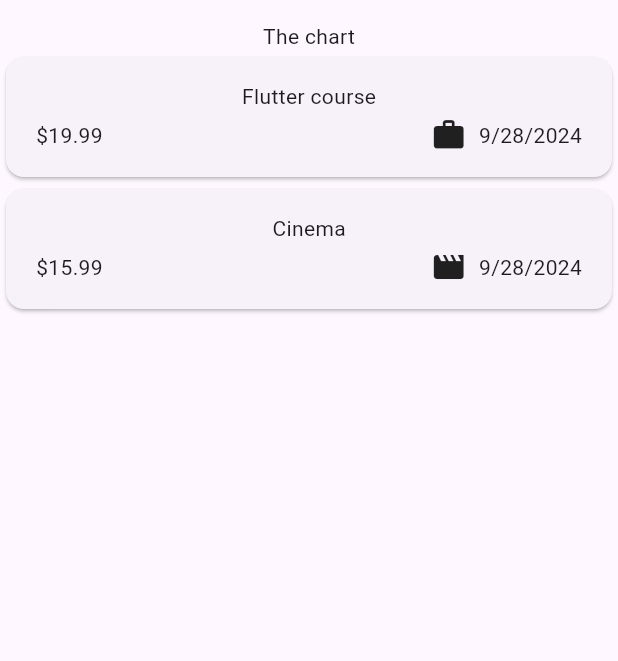
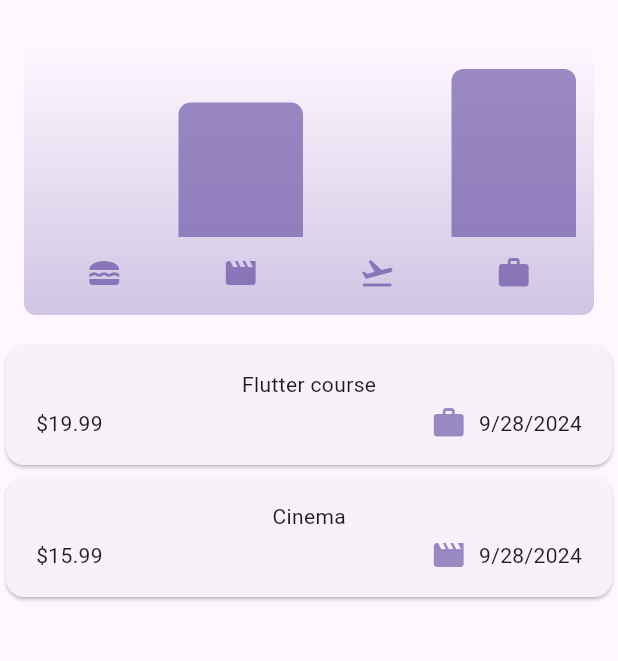
Before and after one commit to lukovskiy541/flutter-courses-projects, a Flutter app: the screen it shows after launch, on a phone screen of 412 x 824 dp, the part 63-724 px from its top. Run offline on Flutter 3.47's test engine with Material 3 defaults, Android fonts, the light colour scheme and no system bars; our stand-ins replace google_fonts.

Commit message:
expense_tracker fin

```diff
--- a/expense_tracker/lib/models/expense.dart
+++ b/expense_tracker/lib/models/expense.dart
@@ -33,3 +33,28 @@ class Expense {
     return formatter.format(date);
   }
 }
+
+class ExpenseBucket {
+  const ExpenseBucket({
+    required this.category,
+    required this.expenses,
+  });
+
+  ExpenseBucket.forCategory(List<Expense> allExpenses, this.category)
+      : expenses = allExpenses
+            .where((expense) => expense.category == category)
+            .toList();
+
+  final Category category;
+  final List<Expense> expenses;
+
+  double get totalExpenses {
+    double sum = 0;
+
+    for (final expense in expenses) {
+      sum += expense.amount;
+    }
+
+    return sum;
+  }
+}
--- /dev/null
+++ b/expense_tracker/lib/widgets/chart/chart.dart
@@ -0,0 +1,95 @@
+import 'package:flutter/material.dart';
+
+import 'package:expense_tracker/widgets/chart/chart_bar.dart';
+import 'package:expense_tracker/models/expense.dart';
+
+class Chart extends StatelessWidget {
+  const Chart({super.key, required this.expenses});
+
+  final List<Expense> expenses;
+
+  List<ExpenseBucket> get buckets {
+    return [
+      ExpenseBucket.forCategory(expenses, Category.food),
+      ExpenseBucket.forCategory(expenses, Category.leisure),
+      ExpenseBucket.forCategory(expenses, Category.travel),
+      ExpenseBucket.forCategory(expenses, Category.work),
+    ];
+  }
+
+  double get maxTotalExpense {
+    double maxTotalExpense = 0;
+
+    for (final bucket in buckets) {
+      if (bucket.totalExpenses > maxTotalExpense) {
+        maxTotalExpense = bucket.totalExpenses;
+      }
+    }
+
+    return maxTotalExpense;
+  }
+
+  @override
+  Widget build(BuildContext context) {
+    final isDarkMode =
+        MediaQuery.of(context).platformBrightness == Brightness.dark;
+    return Container(
+      margin: const EdgeInsets.all(16),
+      padding: const EdgeInsets.symmetric(
+        vertical: 16,
+        horizontal: 8,
+      ),
+      width: double.infinity,
+      height: 180,
+      decoration: BoxDecoration(
+        borderRadius: BorderRadius.circular(8),
+        gradient: LinearGradient(
+          colors: [
+            Theme.of(context).colorScheme.primary.withOpacity(0.3),
+            Theme.of(context).colorScheme.primary.withOpacity(0.0)
+          ],
+          begin: Alignment.bottomCenter,
+          end: Alignment.topCenter,
+        ),
+      ),
+      child: Column(
+        children: [
+          Expanded(
+            child: Row(
+              crossAxisAlignment: CrossAxisAlignment.end,
+              children: [
+                for (final bucket in buckets)
+                  ChartBar(
+                    fill: bucket.totalExpenses == 0
+                        ? 0
+                        : bucket.totalExpenses / maxTotalExpense,
+                  )
+              ],
+            ),
+          ),
+          const SizedBox(height: 12),
+          Row(
+            children: buckets
+                .map(
+                  (bucket) => Expanded(
+                    child: Padding(
+                      padding: const EdgeInsets.symmetric(horizontal: 4),
+                      child: Icon(
+                        categoryItems[bucket.category],
+                        color: isDarkMode
+                            ? Theme.of(context).colorScheme.secondary
+                            : Theme.of(context)
+                                .colorScheme
+                                .primary
+                                .withOpacity(0.7),
+                      ),
+                    ),
+                  ),
+                )
+                .toList(),
+          )
+        ],
+      ),
+    );
+  }
+}
--- /dev/null
+++ b/expense_tracker/lib/widgets/chart/chart_bar.dart
@@ -0,0 +1,34 @@
+import 'package:flutter/material.dart';
+
+class ChartBar extends StatelessWidget {
+  const ChartBar({
+    super.key,
+    required this.fill,
+  });
+
+  final double fill;
+
+  @override
+  Widget build(BuildContext context) {
+    final isDarkMode =
+        MediaQuery.of(context).platformBrightness == Brightness.dark;
+    return Expanded(
+      child: Padding(
+        padding: const EdgeInsets.symmetric(horizontal: 4),
+        child: FractionallySizedBox(
+          heightFactor: fill,
+          child: DecoratedBox(
+            decoration: BoxDecoration(
+              shape: BoxShape.rectangle,
+              borderRadius:
+                  const BorderRadius.vertical(top: Radius.circular(8)),
+              color: isDarkMode
+                  ? Theme.of(context).colorScheme.secondary
+                  : Theme.of(context).colorScheme.primary.withOpacity(0.65),
+            ),
+          ),
+        ),
+      ),
+    );
+  }
+}
--- a/expense_tracker/lib/widgets/expenses.dart
+++ b/expense_tracker/lib/widgets/expenses.dart
@@ -1,5 +1,6 @@
 // ignore_for_file: prefer_const_constructors, prefer_const_literals_to_create_immutables
 
+import 'package:expense_tracker/widgets/chart/chart.dart';
 import 'package:expense_tracker/widgets/expenses_list/new_expense.dart';
 import 'package:flutter/material.dart';
 import 'package:expense_tracker/models/expense.dart';
@@ -27,17 +28,54 @@ class _ExpensesState extends State<Expenses> {
       category: Category.leisure,
     ),
   ];
+  void _addExpense(Expense expense) {
+    setState(() {
+      _registeredExpenses.add(expense);
+    });
+  }
+
+  void _removeExpense(Expense expense) {
+    final expenseIndex = _registeredExpenses.indexOf(expense);
+    setState(() {
+      _registeredExpenses.remove(expense);
+    });
+    ScaffoldMessenger.of(context).showSnackBar(SnackBar(
+      content: Text('Expense deleted.'),
+      duration: Duration(seconds: 3),
+      action: SnackBarAction(
+        label: 'Undo',
+        onPressed: () {
+          setState(() {
+            _registeredExpenses.insert(expenseIndex, expense);
+          });
+        },
+      ),
+    ));
+  }
 
   void _openAddExpenseOverlay() {
     showModalBottomSheet(
+        useSafeArea: true,
+        isScrollControlled: true,
         context: context,
         builder: (ctx) {
-          return NewExpense();
+          return NewExpense(onAddExopense: _addExpense);
         });
   }
 
   @override
   Widget build(BuildContext context) {
+    var width = MediaQuery.of(context).size.width;
+    var height = MediaQuery.of(context).size.height;
+    Widget mainContent = Center(
+      child: Text('No expenses found. Start adding some!'),
+    );
+    if (_registeredExpenses.isNotEmpty) {
+      mainContent = ExpensesList(
+        expenses: _registeredExpenses,
+        onRemoveExopense: _removeExpense,
+      );
+    }
     return Scaffold(
       appBar: AppBar(
         title: Text('Expense Tracker'),
@@ -45,12 +83,19 @@ class _ExpensesState extends State<Expenses> {
           IconButton(onPressed: _openAddExpenseOverlay, icon: Icon(Icons.add))
         ],
       ),
-      body: Column(
-        children: [
-          Text('The chart'),
-          Expanded(child: ExpensesList(expenses: _registeredExpenses))
-        ],
-      ),
+      body: width < height
+          ? Column(
+              children: [
+                Chart(expenses: _registeredExpenses),
+                Expanded(child: mainContent)
+              ],
+            )
+          : Row(
+              children: [
+                Expanded(child: Chart(expenses: _registeredExpenses)),
+                Expanded(child: mainContent)
+              ],
+            ),
     );
   }
 }
--- a/expense_tracker/lib/widgets/expenses_list/expenses_item.dart
+++ b/expense_tracker/lib/widgets/expenses_list/expenses_item.dart
@@ -8,6 +8,7 @@ class ExpensesItem extends StatelessWidget {
 
   @override
   Widget build(BuildContext context) {
+    final isDarkMode = MediaQuery.of(context).platformBrightness == Brightness.dark;
     return Card(
       child: Padding(
         padding: const EdgeInsets.symmetric(horizontal: 20, vertical: 16),
@@ -21,7 +22,9 @@ class ExpensesItem extends StatelessWidget {
                 Spacer(),
                 Row(
                   children: [
-                    Icon(categoryItems[expense.category]),
+                    Icon(categoryItems[expense.category],   color: isDarkMode
+                  ? Theme.of(context).colorScheme.secondary
+                  : Theme.of(context).colorScheme.primary.withOpacity(0.65),),
                     SizedBox(width: 8,),
                     Text(expense.formattedDate),
                   ],
--- a/expense_tracker/lib/widgets/expenses_list/expenses_list.dart
+++ b/expense_tracker/lib/widgets/expenses_list/expenses_list.dart
@@ -3,12 +3,25 @@ import 'package:flutter/material.dart';
 import 'package:expense_tracker/models/expense.dart';
 
 class ExpensesList extends StatelessWidget {
-  const ExpensesList({super.key, required this.expenses});
+  const ExpensesList(
+      {super.key, required this.expenses, required this.onRemoveExopense});
 
   final List<Expense> expenses;
+  final Function(Expense expense) onRemoveExopense;
 
   @override
   Widget build(BuildContext context) {
-    return ListView.builder(itemCount: expenses.length ,itemBuilder: (context, index) => ExpensesItem(expenses[index]));
+    return ListView.builder(
+      itemCount: expenses.length,
+      itemBuilder: (context, index) => Dismissible(
+        key: ValueKey(expenses[index]),
+        onDismissed: (direction) {
+          onRemoveExopense(expenses[index]);
+        },
+        child: ExpensesItem(
+          expenses[index],
+        ),
+      ),
+    );
   }
 }
```
Also changed, not shown: expense_tracker/lib/main.dart (+19 -1 lines), expense_tracker/lib/widgets/expenses_list/new_expense.dart (+49 -7 lines), expense_tracker/Screenshot_1727519307.png (added), expense_tracker/Screenshot_1727519325.png (added), expense_tracker/Screenshot_1727519359.png (added), expense_tracker/Screenshot_1727519372.png (added), expense_tracker/Screenshot_1727519376.png (added), 1 other file.
